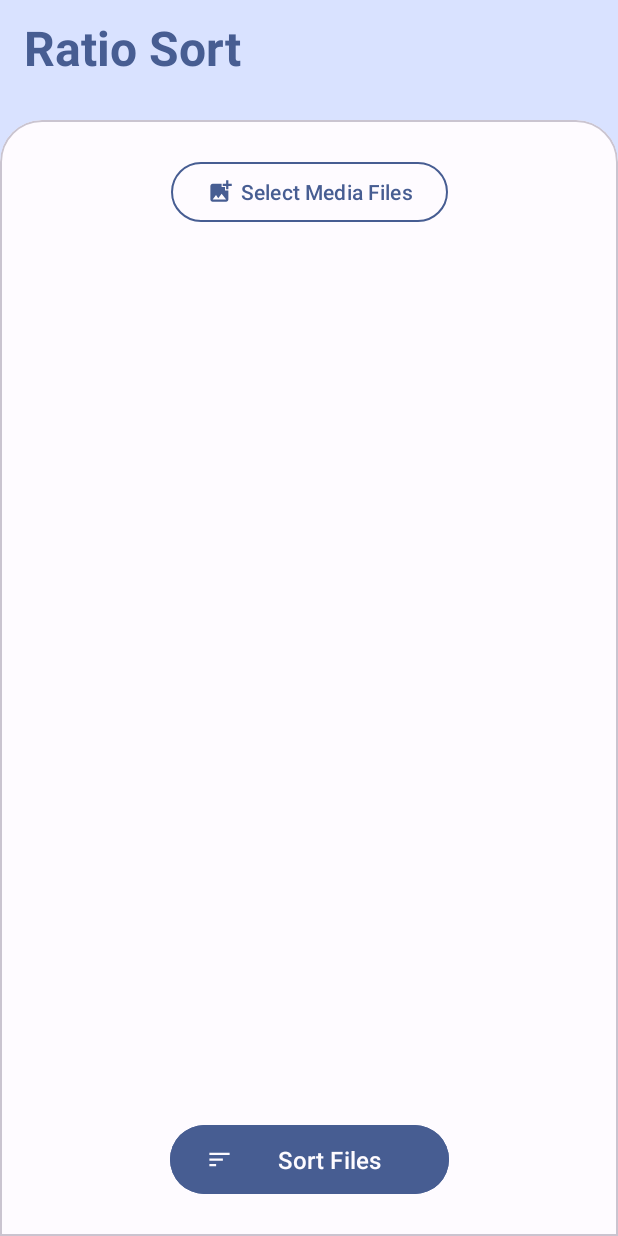
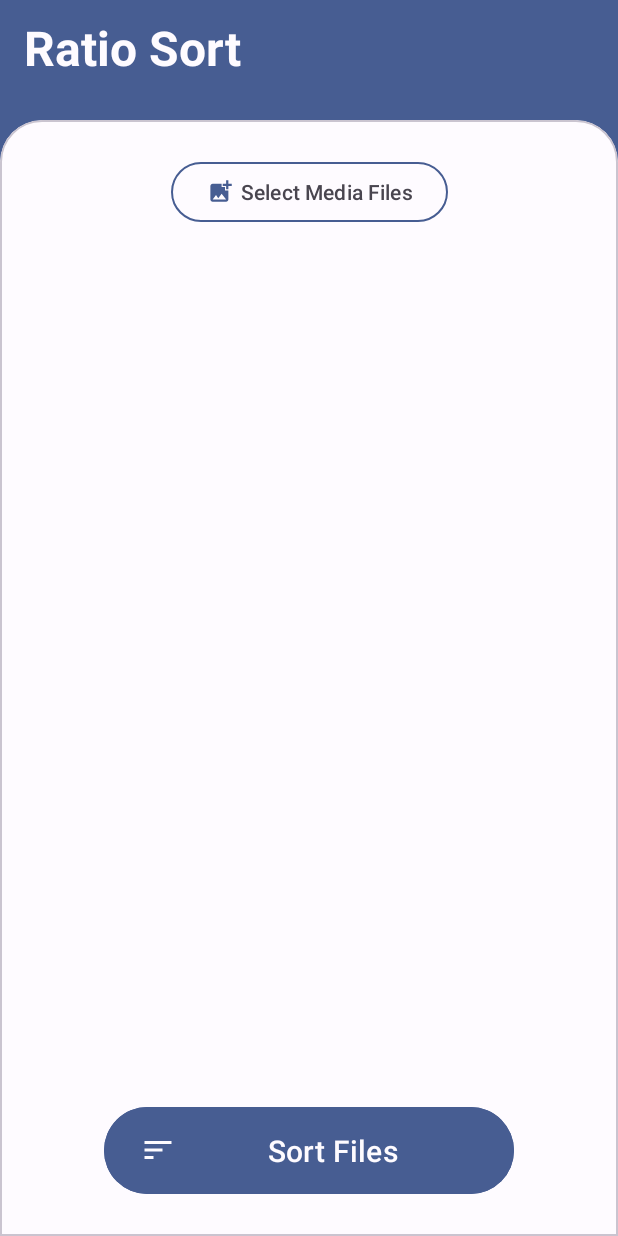
Before and after one commit to bhatiag41/ratioSort, an Android app: the screen it shows after launch (MainActivity), on a phone screen of 412 x 824 dp. Run offline under Robolectric (Android 15) with nearby library versions, the phone set to English and light mode, and no system bars.

Commit message:
final build 1.0.1

```diff
--- a/app/src/main/AndroidManifest.xml
+++ b/app/src/main/AndroidManifest.xml
@@ -25,7 +25,7 @@
         android:label="@string/app_name"
         android:roundIcon="@mipmap/ic_launcher_round"
         android:supportsRtl="true"
-        android:theme="@style/Theme.MyApplication"
+        android:theme="@style/Theme.App"
         tools:targetApi="31">
         <activity
             android:name=".MainActivity"
--- a/app/src/main/res/drawable/ic_close.xml
+++ b/app/src/main/res/drawable/ic_close.xml
@@ -2,9 +2,15 @@
     android:width="24dp"
     android:height="24dp"
     android:viewportWidth="24"
-    android:viewportHeight="24"
-    android:tint="?attr/colorOnSurface">
+    android:viewportHeight="24">
+
+    <!-- Add circular background -->
     <path
-        android:fillColor="@color/material_dynamic_primary10"
+        android:fillColor="?attr/colorPrimary"
+        android:pathData="M12,12m-12,0a12,12 0,1 1,24 0a12,12 0,1 1,-24 0"/>
+
+    <!-- Close icon -->
+    <path
+        android:fillColor="?attr/colorOnPrimary"
         android:pathData="M19,6.41L17.59,5 12,10.59 6.41,5 5,6.41 10.59,12 5,17.59 6.41,19 12,13.41 17.59,19 19,17.59 13.41,12z"/>
 </vector>
--- a/app/src/main/res/layout/activity_main.xml
+++ b/app/src/main/res/layout/activity_main.xml
@@ -4,7 +4,7 @@
     xmlns:tools="http://schemas.android.com/tools"
     android:layout_width="match_parent"
     android:layout_height="match_parent"
-    android:background="@color/material_dynamic_primary90"
+    android:background="?attr/colorPrimary"
     android:fitsSystemWindows="true"
     android:orientation="vertical">
 
@@ -22,7 +22,7 @@
             android:layout_height="wrap_content"
             android:text="Ratio Sort"
             android:textAppearance="@style/TextAppearance.Material3.HeadlineLarge"
-            android:textColor="@color/material_dynamic_primary40"
+            android:textColor="?attr/colorSurface"
             android:textStyle="bold"
             tools:layout_editor_absoluteX="16dp"
             tools:layout_editor_absoluteY="13dp" />
@@ -33,7 +33,7 @@
         android:layout_width="match_parent"
         android:layout_height="0dp"
         android:layout_marginTop="80dp"
-        app:cardBackgroundColor="@color/material_dynamic_primary99"
+        app:cardBackgroundColor="?attr/colorSurface"
         app:cardElevation="0dp"
         app:shapeAppearanceOverlay="@style/ShapeAppearance.App.TopRoundedCorners"
         app:layout_constraintBottom_toBottomOf="parent"
@@ -50,11 +50,11 @@
                 android:layout_height="wrap_content"
                 android:layout_margin="16dp"
                 android:text="Select Media Files"
-                android:textColor="@color/material_dynamic_primary40"
+                android:textColor="?attr/colorOnSurfaceVariant"
                 app:icon="@drawable/ic_add_photo_alternate"
-                app:iconTint="@color/material_dynamic_primary40"
-                app:strokeColor="@color/material_dynamic_primary40"
-                app:rippleColor="@color/material_dynamic_primary90"
+                app:iconTint="?attr/colorPrimary"
+                app:strokeColor="?attr/colorPrimary"
+                app:rippleColor="?attr/colorPrimaryContainer"
                 app:layout_constraintEnd_toEndOf="parent"
                 app:layout_constraintStart_toStartOf="parent"
                 app:layout_constraintTop_toTopOf="parent" />
@@ -77,25 +77,26 @@
                 android:layout_marginBottom="8dp"
                 android:textAlignment="center"
                 android:textAppearance="@style/TextAppearance.Material3.BodyMedium"
-                android:textColor="@color/material_dynamic_primary40"
+                android:textColor="?attr/colorPrimary"
                 app:layout_constraintBottom_toTopOf="@id/sortButton" />
 
             <com.google.android.material.button.MaterialButton
                 android:id="@+id/sortButton"
                 style="@style/Widget.Material3.Button"
-                android:layout_width="186dp"
-                android:layout_height="54dp"
+                android:layout_width="273dp"
+                android:layout_height="66dp"
                 android:layout_margin="16dp"
-                android:backgroundTint="@color/material_dynamic_primary40"
+                android:backgroundTint="?attr/colorPrimary"
                 android:text="Sort Files"
-                android:textColor="@color/material_dynamic_primary99"
-                android:textSize="16dp"
+                android:textColor="?attr/colorOnBackground"
+                android:textSize="20dp"
                 app:icon="@drawable/ic_sort"
-                app:iconTint="@color/material_dynamic_primary99"
+                app:iconSize="24dp"
+                app:iconTint="?attr/colorOnBackground"
                 app:layout_constraintBottom_toBottomOf="parent"
                 app:layout_constraintEnd_toEndOf="parent"
                 app:layout_constraintStart_toStartOf="parent"
-                app:rippleColor="@color/material_dynamic_primary30" />
+                app:rippleColor="?attr/colorPrimaryContainer" />
 
         </androidx.constraintlayout.widget.ConstraintLayout>
 
--- a/app/src/main/res/layout/item_media_preview.xml
+++ b/app/src/main/res/layout/item_media_preview.xml
@@ -33,8 +33,7 @@
             android:layout_gravity="top|end"
             android:layout_margin="4dp"
             android:background="?attr/selectableItemBackgroundBorderless"
-            android:src="@drawable/ic_close"
-            android:tint="?attr/colorOnPrimaryContainer"/>
+            android:src="@drawable/ic_close" />
 
     </FrameLayout>
 
--- a/app/src/main/res/values-night/themes.xml
+++ b/app/src/main/res/values-night/themes.xml
@@ -1,7 +1,14 @@
-<resources xmlns:tools="http://schemas.android.com/tools">
-    <!-- Base application theme. -->
-    <style name="Base.Theme.MyApplication" parent="Theme.Material3.DayNight.NoActionBar">
-        <!-- Customize your dark theme here. -->
-        <!-- <item name="colorPrimary">@color/my_dark_primary</item> -->
+<?xml version="1.0" encoding="utf-8"?>
+<resources>
+    <style name="Theme.App" parent="Theme.Material3.DayNight.NoActionBar">
+        <!-- Status bar and Navigation bar -->
+        <item name="android:statusBarColor">?attr/colorPrimary</item>
+        <item name="android:navigationBarColor">@android:color/transparent</item>
+        <item name="android:windowLightStatusBar">true</item>
+        <!-- Color scheme -->
+        <item name="colorPrimary">@color/md_theme_dark_primary</item>
+        <item name="colorOnPrimary">@color/md_theme_dark_onPrimary</item>
+        <item name="colorSurface">@color/md_theme_dark_surface</item>
+        <item name="colorOnBackground">@color/md_theme_dark_background</item>
     </style>
 </resources>
--- a/app/src/main/res/values/colors.xml
+++ b/app/src/main/res/values/colors.xml
@@ -1,6 +1,14 @@
 <?xml version="1.0" encoding="utf-8"?>
 <resources>
-    <color name="black">#FF000000</color>
-    <color name="white">#FFFFFFFF</color>
-    <color name="seed">#006A6A</color>
+    <!-- Light Theme -->
+    <color name="md_theme_light_primary">@color/material_dynamic_primary40</color>
+    <color name="md_theme_light_onPrimary">@color/material_dynamic_primary80</color>
+    <color name="md_theme_light_surface">@color/material_dynamic_neutral99</color>
+    <color name="md_theme_light_background">@color/material_dynamic_neutral99</color>
+
+    <!-- Dark Theme -->
+    <color name="md_theme_dark_primary">@color/material_dynamic_primary80</color>
+    <color name="md_theme_dark_onPrimary">@color/material_dynamic_primary20</color>
+    <color name="md_theme_dark_surface">@color/material_dynamic_neutral10</color>
+    <color name="md_theme_dark_background">@color/material_dynamic_neutral10</color>
 </resources>
--- a/app/src/main/res/values/themes.xml
+++ b/app/src/main/res/values/themes.xml
@@ -1,12 +1,15 @@
 <?xml version="1.0" encoding="utf-8"?>
-<resources xmlns:tools="http://schemas.android.com/tools">
-    <!-- Base application theme. -->
-    <style name="Theme.YourApp" parent="Theme.Material3.DayNight.NoActionBar">
-        <item name="android:statusBarColor">@color/material_dynamic_primary90</item>
-        <item name="android:windowLightStatusBar">true</item>
-        <item name="android:navigationBarColor">@color/material_dynamic_primary99</item>
-        <item name="android:windowLightNavigationBar" tools:targetApi="27">true</item>
+<resources>
+    <style name="Theme.App" parent="Theme.Material3.DayNight.NoActionBar">
+        <!-- Status bar and Navigation bar -->
+        <item name="android:statusBarColor">?attr/colorPrimary</item>
+        <item name="android:navigationBarColor">@android:color/transparent</item>
+        <item name="android:windowLightStatusBar">false</item>
+
+        <!-- Color scheme -->
+        <item name="colorPrimary">@color/md_theme_light_primary</item>
+        <item name="colorOnPrimary">@color/md_theme_light_onPrimary</item>
+        <item name="colorSurface">@color/md_theme_light_surface</item>
+        <item name="colorOnBackground">@color/md_theme_light_background</item>
     </style>
-
-    <style name="Theme.MyApplication" parent="Theme.YourApp" />
 </resources>
```
